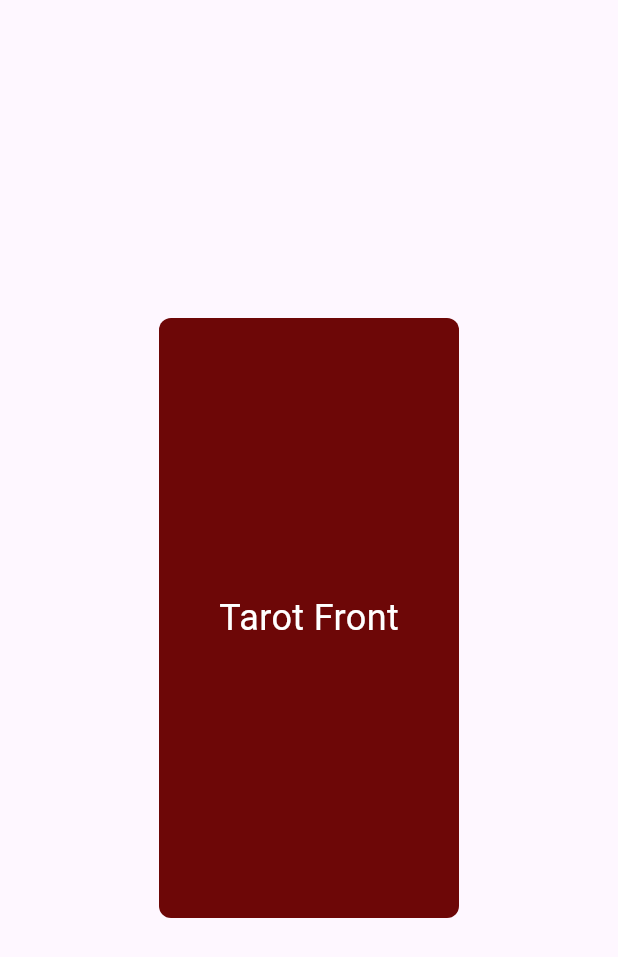
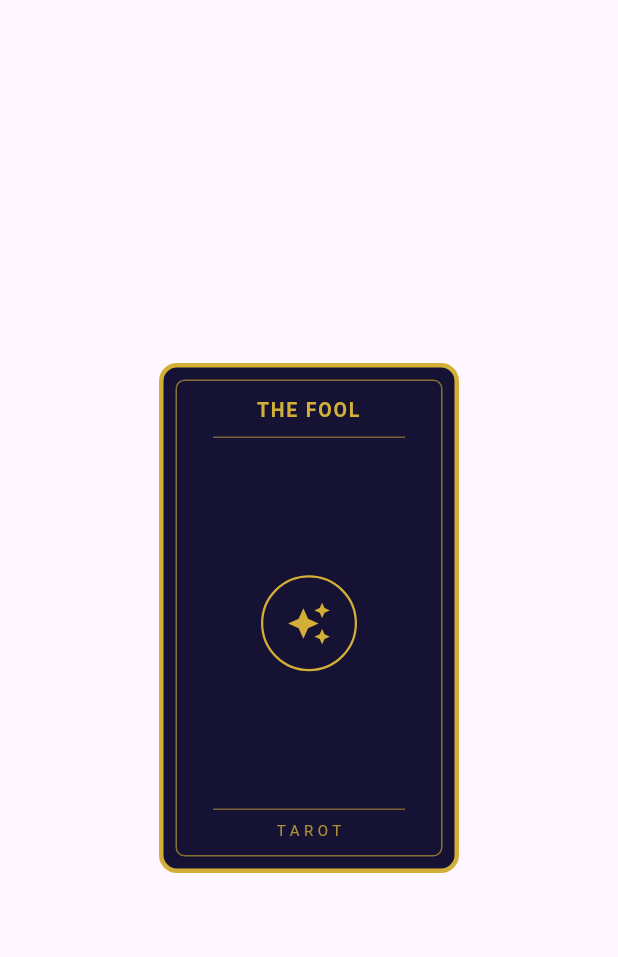
Before and after one commit to urastogi2048/rashivashidemo, a Flutter app: the screen it shows after launch, on a phone screen of 412 x 824 dp. Shown: the top 957 px of the screen. Run offline on Flutter 3.47's test engine with Material 3 defaults, Android fonts, the phone set to English and light mode, and no system bars.

Commit message:
feat:improved card ui

```diff
--- a/rashivashi_app/lib/widgets/tarot_front.dart
+++ b/rashivashi_app/lib/widgets/tarot_front.dart
@@ -1,22 +1,87 @@
 import 'package:flutter/material.dart';
+class TarotFront extends StatelessWidget {
+  const TarotFront({
+    super.key,
+    this.cardName = 'The Fool',
+    this.icon = Icons.auto_awesome,
+    this.illustration,
+    this.width = 200,
+    this.height = 340,
+    this.color = const Color(0xFF161233),
+    this.accent = const Color(0xFFD4AF37),
+  });
 
-class TarotFront extends StatelessWidget {
+  final String cardName;
+  final IconData icon;
+  final Widget? illustration;
+  final double width;
+  final double height;
+  final Color color;
+  final Color accent;
+
   @override
   Widget build(BuildContext context) {
     return Container(
-      //color: Colors.blue,
+      width: width,
+      height: height,
       decoration: BoxDecoration(
-          color: const Color.fromARGB(255, 109, 7, 7),
-          borderRadius: BorderRadius.circular(8),
+        color: color,
+        borderRadius: BorderRadius.circular(12),
+        border: Border.all(color: accent, width: 3),
+      ),
+      child: Padding(
+        padding: const EdgeInsets.all(8),
+        child: Container(
+          decoration: BoxDecoration(
+            border: Border.all(color: accent.withOpacity(0.6), width: 1),
+            borderRadius: BorderRadius.circular(6),
+          ),
+          child: Column(
+            children: [
+              const SizedBox(height: 10),
+              // Title banner.
+              Text(
+                cardName.toUpperCase(),
+                textAlign: TextAlign.center,
+                style: TextStyle(
+                  color: accent,
+                  fontSize: 13,
+                  fontWeight: FontWeight.w700,
+                  letterSpacing: 1.2,
+                ),
+              ),
+              const SizedBox(height: 8),
+              Divider(color: accent.withOpacity(0.5), indent: 24, endIndent: 24, height: 1),
+              Expanded(
+                child: Center(
+                  child: illustration ??
+                      Container(
+                        width: 64,
+                        height: 64,
+                        decoration: BoxDecoration(
+                          shape: BoxShape.circle,
+                          border: Border.all(color: accent, width: 1.5),
+                        ),
+                        child: Icon(icon, color: accent, size: 30),
+                      ),
+                ),
+              ),
+
+              Divider(color: accent.withOpacity(0.5), indent: 24, endIndent: 24, height: 1),
+              const SizedBox(height: 6),
+              Text(
+                'TAROT',
+                style: TextStyle(
+                  color: accent.withOpacity(0.8),
+                  fontSize: 10,
+                  letterSpacing: 3,
+                ),
+              ),
+              const SizedBox(height: 10),
+            ],
+          ),
         ),
-      width: 200,
-          height: 400,
-      child: Center(
-        child: Text(
-          'Tarot Front',
-          style: TextStyle(fontSize: 24, color: Colors.white),
-        ),
-      )
+      ),
     );
   }
 }
```
Also changed, not shown: rashivashi_app/lib/widgets/tarot_back.dart (+54 -10 lines).
